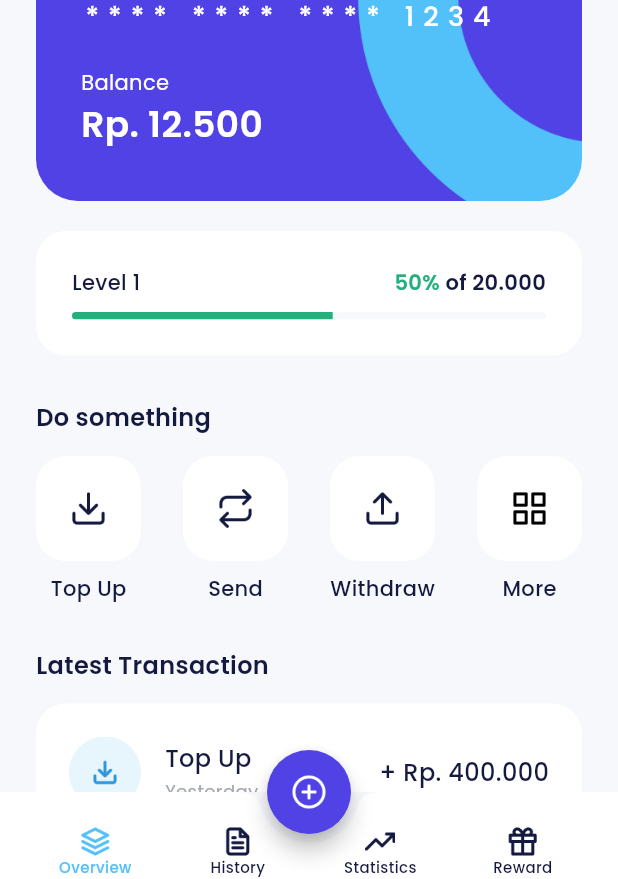
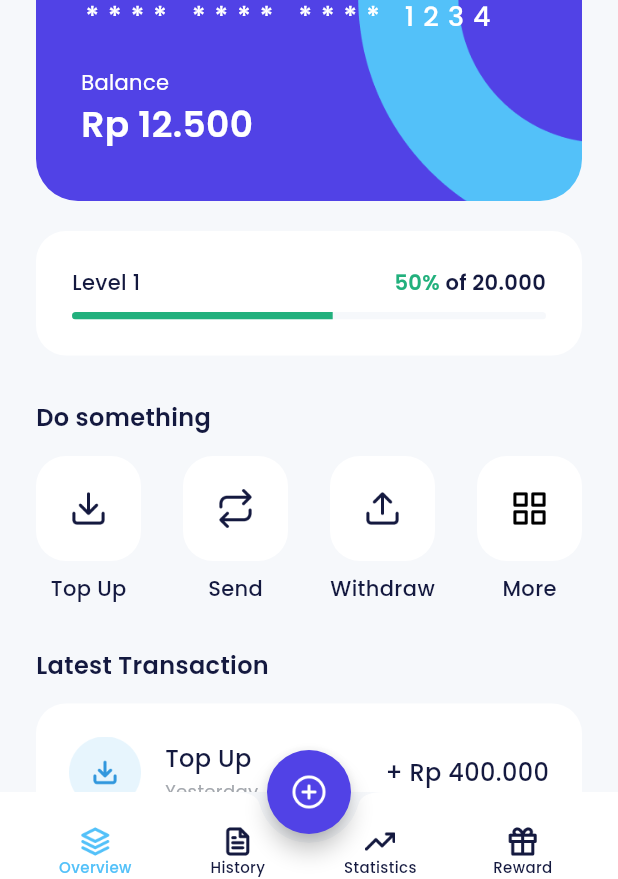
Before and after one commit to Cell6969/ewallet-bank, a Flutter app: the HomePage screen opened by its route, on a phone screen of 412 x 824 dp. Shown: the part 324-1203 px from the top of the screen. Run offline on Flutter 3.47's test engine with Material 3 defaults, Android fonts, the phone set to English and light mode, and no system bars; our stand-ins replace another_flushbar, carousel_slider, google_fonts.

Commit message:
feat: add utils for snackbar and format currency

```diff
--- a/mobile/lib/shared/theme.dart
+++ b/mobile/lib/shared/theme.dart
@@ -9,6 +9,7 @@ Color darkBackgroundColor = const Color(0xff020518);
 Color blueColor = const Color(0xff53C1F9);
 Color purpleColor = const Color(0xff5142E6);
 Color greenColor = const Color(0xff22B07D);
+Color redColor = const Color(0xffFF2566);
 Color numberBackgroundColor = const Color(0xff1A1D2E);
 
 TextStyle blackTextStyle = GoogleFonts.poppins(color: blackColor);
--- /dev/null
+++ b/mobile/lib/shared/utils.dart
@@ -0,0 +1,21 @@
+import 'package:another_flushbar/another_flushbar.dart';
+import 'package:bank_sha/shared/theme.dart';
+import 'package:flutter/material.dart';
+import 'package:intl/intl.dart';
+
+void showSnackBar(BuildContext context, String message) {
+  Flushbar(
+    message: message,
+    flushbarPosition: FlushbarPosition.TOP,
+    backgroundColor: redColor,
+    duration: Duration(seconds: 2),
+  ).show(context);
+}
+
+String formatCurrency(num number, {String symbol = 'Rp '}) {
+  return NumberFormat.currency(
+    locale: 'id',
+    symbol: symbol,
+    decimalDigits: 0,
+  ).format(number);
+}
--- a/mobile/lib/ui/pages/data_provider_page.dart
+++ b/mobile/lib/ui/pages/data_provider_page.dart
@@ -1,4 +1,5 @@
 import 'package:bank_sha/shared/theme.dart';
+import 'package:bank_sha/shared/utils.dart';
 import 'package:bank_sha/ui/widgets/buttons.dart';
 import 'package:bank_sha/ui/widgets/data_provider_items.dart';
 import 'package:flutter/material.dart';
@@ -39,7 +40,7 @@ class _DataProviderPageState extends State<DataProviderPage> {
                   ),
                   const SizedBox(height: 2),
                   Text(
-                    'Balance: Rp 50.000.000',
+                    'Balance: ${formatCurrency(50000000)}',
                     style: greyTextStyle.copyWith(fontSize: 12),
                   ),
                 ],
--- a/mobile/lib/ui/pages/home_page.dart
+++ b/mobile/lib/ui/pages/home_page.dart
@@ -1,4 +1,5 @@
 import 'package:bank_sha/shared/theme.dart';
+import 'package:bank_sha/shared/utils.dart';
 import 'package:bank_sha/ui/widgets/home_latest_transaction_items.dart';
 import 'package:bank_sha/ui/widgets/home_service_items.dart';
 import 'package:bank_sha/ui/widgets/home_tips_items.dart';
@@ -169,7 +170,7 @@ class HomePage extends StatelessWidget {
           const SizedBox(height: 21),
           Text('Balance', style: whiteTextStyle),
           Text(
-            'Rp. 12.500',
+            formatCurrency(12500),
             style: whiteTextStyle.copyWith(fontSize: 24, fontWeight: semiBold),
           ),
         ],
@@ -290,31 +291,31 @@ class HomePage extends StatelessWidget {
                   urlIcon: 'assets/ic_transaction_cat1.png',
                   title: 'Top Up',
                   trxDate: 'Yesterday',
-                  value: '+ Rp. 400.000',
+                  value: '+ ${formatCurrency(400000)}',
                 ),
                 HomeLatestTransactionItems(
                   urlIcon: 'assets/ic_transaction_cat2.png',
                   title: 'Top Up',
                   trxDate: 'Yesterday',
-                  value: '+ Rp. 400.000',
+                  value: '+ ${formatCurrency(100000)}',
                 ),
                 HomeLatestTransactionItems(
                   urlIcon: 'assets/ic_transaction_cat3.png',
                   title: 'Top Up',
                   trxDate: 'Yesterday',
-                  value: '+ Rp. 400.000',
+                  value: '+ ${formatCurrency(400000)}',
                 ),
                 HomeLatestTransactionItems(
                   urlIcon: 'assets/ic_transaction_cat4.png',
                   title: 'Top Up',
                   trxDate: 'Yesterday',
-                  value: '+ Rp. 400.000',
+                  value: '+ ${formatCurrency(400000)}',
                 ),
                 HomeLatestTransactionItems(
                   urlIcon: 'assets/ic_transaction_cat5.png',
                   title: 'Top Up',
                   trxDate: 'Yesterday',
-                  value: '+ Rp. 400.000',
+                  value: '+ ${formatCurrency(400000)}',
                 ),
               ],
             ),
--- a/mobile/lib/ui/pages/pin_page.dart
+++ b/mobile/lib/ui/pages/pin_page.dart
@@ -1,4 +1,5 @@
 import 'package:bank_sha/shared/theme.dart';
+import 'package:bank_sha/shared/utils.dart';
 import 'package:bank_sha/ui/widgets/buttons.dart';
 import 'package:flutter/material.dart';
 
@@ -23,7 +24,9 @@ class _PinPageState extends State<PinPage> {
     if (pinController.text.length == 6) {
       if (pinController.text == pin) {
         Navigator.pop(context, true);
-      } else {}
+      } else {
+        showSnackBar(context, 'Pin yang anda input salah');
+      }
     }
   }
 
--- a/mobile/lib/ui/widgets/package_items.dart
+++ b/mobile/lib/ui/widgets/package_items.dart
@@ -1,4 +1,5 @@
 import 'package:bank_sha/shared/theme.dart';
+import 'package:bank_sha/shared/utils.dart';
 import 'package:flutter/material.dart';
 
 class PackageItem extends StatelessWidget {
@@ -42,7 +43,7 @@ class PackageItem extends StatelessWidget {
             height: 2,
           ),
           Text(
-            'Rp. $price',
+            formatCurrency(price),
             style: greyTextStyle.copyWith(
               fontSize: 12,
             ),
--- a/mobile/pubspec.yaml
+++ b/mobile/pubspec.yaml
@@ -28,6 +28,7 @@ environment:
 # the latest version available on pub.dev. To see which dependencies have newer
 # versions available, run `flutter pub outdated`.
 dependencies:
+  another_flushbar: ^2.2.4
   flutter:
     sdk: flutter
 
```
Also changed, not shown: mobile/pubspec.lock.
